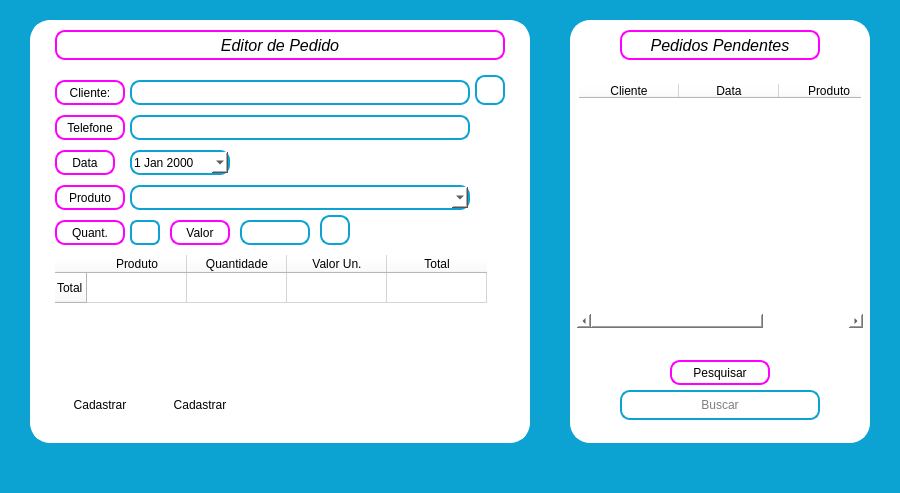
Old version of the form Views/pedidos.ui in the repository joaovilker/PDV.
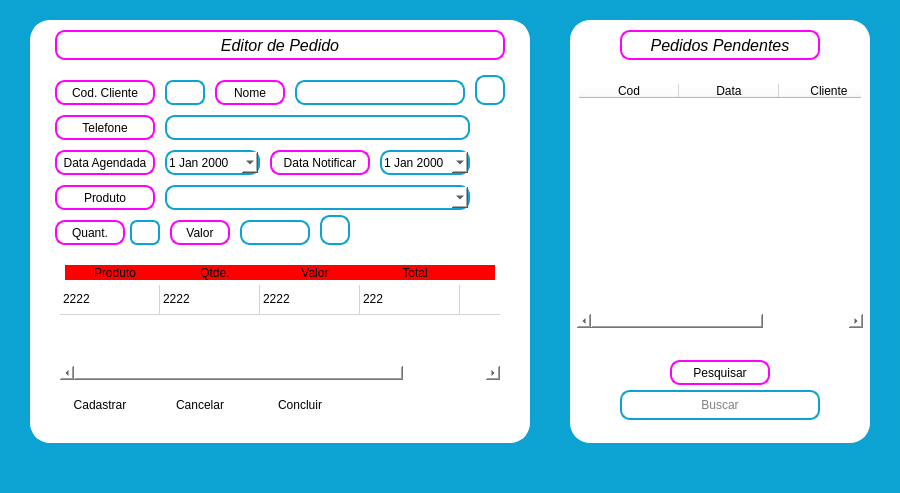
New version of the form. Icons and pictures are not drawn.

Commit message: Secao Pedidos

```diff
--- a/Views/pedidos.ui
+++ b/Views/pedidos.ui
@@ -104,7 +104,7 @@
       <rect>
        <x>25</x>
        <y>60</y>
-       <width>70</width>
+       <width>100</width>
        <height>25</height>
       </rect>
      </property>
@@ -121,7 +121,7 @@
 color: #000</string>
      </property>
      <property name="text">
-      <string>Cliente:</string>
+      <string>Cod. Cliente</string>
      </property>
      <property name="alignment">
       <set>Qt::AlignCenter</set>
@@ -130,9 +130,9 @@
     <widget class="QLineEdit" name="tx_pedido_cliente">
      <property name="geometry">
       <rect>
-       <x>100</x>
+       <x>135</x>
        <y>60</y>
-       <width>340</width>
+       <width>40</width>
        <height>25</height>
       </rect>
      </property>
@@ -144,10 +144,13 @@
      <property name="styleSheet">
       <string notr="true">color: #FFF;
 border: 2px solid #0CA3D2;
-border-radius:10px;
+border-radius:8px;
 background: #FFF;
 color: #000</string>
      </property>
+     <property name="readOnly">
+      <bool>true</bool>
+     </property>
     </widget>
     <widget class="QPushButton" name="bt_pedido_localizar_cliente">
      <property name="geometry">
@@ -180,7 +183,7 @@
       <rect>
        <x>25</x>
        <y>95</y>
-       <width>70</width>
+       <width>100</width>
        <height>25</height>
       </rect>
      </property>
@@ -206,9 +209,9 @@
     <widget class="QLineEdit" name="tx_pedido_telefone">
      <property name="geometry">
       <rect>
-       <x>100</x>
+       <x>135</x>
        <y>95</y>
-       <width>340</width>
+       <width>305</width>
        <height>25</height>
       </rect>
      </property>
@@ -230,7 +233,7 @@
       <rect>
        <x>25</x>
        <y>165</y>
-       <width>70</width>
+       <width>100</width>
        <height>25</height>
       </rect>
      </property>
@@ -282,9 +285,9 @@
     <widget class="QComboBox" name="tx_pedido_produto">
      <property name="geometry">
       <rect>
-       <x>100</x>
+       <x>135</x>
        <y>165</y>
-       <width>340</width>
+       <width>305</width>
        <height>25</height>
       </rect>
      </property>
@@ -356,7 +359,7 @@
       <rect>
        <x>25</x>
        <y>130</y>
-       <width>60</width>
+       <width>100</width>
        <height>25</height>
       </rect>
      </property>
@@ -373,7 +376,7 @@
 color: #000</string>
      </property>
      <property name="text">
-      <string>Data</string>
+      <string>Data Agendada</string>
      </property>
      <property name="alignment">
       <set>Qt::AlignCenter</set>
@@ -382,9 +385,9 @@
     <widget class="QDateEdit" name="dateEdit">
      <property name="geometry">
       <rect>
-       <x>100</x>
+       <x>135</x>
        <y>130</y>
-       <width>100</width>
+       <width>95</width>
        <height>25</height>
       </rect>
      </property>
@@ -464,7 +467,12 @@
       </rect>
      </property>
      <property name="styleSheet">
-      <string notr="true">background: #FFF; border: none; border-radius: 0</string>
+      <string notr="true">::section {border-radius: 0; background: red; border: none; color: #000; height: 25px}
+QTableWidget::item:hover{
+background: #000; border: none; border-radius: 0}</string>
+     </property>
+     <property name="editTriggers">
+      <set>QAbstractItemView::NoEditTriggers</set>
      </property>
      <property name="selectionMode">
       <enum>QAbstractItemView::NoSelection</enum>
@@ -479,11 +487,11 @@
       <enum>Qt::SolidLine</enum>
      </property>
      <attribute name="verticalHeaderVisible">
-      <bool>true</bool>
+      <bool>false</bool>
      </attribute>
      <row>
       <property name="text">
-       <string>Total</string>
+       <string>New Row</string>
       </property>
      </row>
      <column>
@@ -493,12 +501,12 @@
      </column>
      <column>
       <property name="text">
-       <string>Quantidade</string>
+       <string>Qtde.</string>
       </property>
      </column>
      <column>
       <property name="text">
-       <string>Valor Un.</string>
+       <string>Valor</string>
       </property>
      </column>
      <column>
@@ -506,6 +514,31 @@
        <string>Total</string>
       </property>
      </column>
+     <column>
+      <property name="text">
+       <string/>
+      </property>
+     </column>
+     <item row="0" column="0">
+      <property name="text">
+       <string>2222</string>
+      </property>
+     </item>
+     <item row="0" column="1">
+      <property name="text">
+       <string>2222</string>
+      </property>
+     </item>
+     <item row="0" column="2">
+      <property name="text">
+       <string>2222</string>
+      </property>
+     </item>
+     <item row="0" column="3">
+      <property name="text">
+       <string>222</string>
+      </property>
+     </item>
     </widget>
     <widget class="QPushButton" name="bt_cadastrar_pedido">
      <property name="geometry">
@@ -540,7 +573,131 @@
       </font>
      </property>
      <property name="text">
-      <string>Cadastrar</string>
+      <string>Cancelar</string>
+     </property>
+    </widget>
+    <widget class="QLabel" name="lb_produto_quantidade_4">
+     <property name="geometry">
+      <rect>
+       <x>240</x>
+       <y>130</y>
+       <width>100</width>
+       <height>25</height>
+      </rect>
+     </property>
+     <property name="font">
+      <font>
+       <family>Arial</family>
+      </font>
+     </property>
+     <property name="styleSheet">
+      <string notr="true">color: #FFF;
+border: 2px solid #ff00ff;
+border-radius:10px;
+background: #FFF;
+color: #000</string>
+     </property>
+     <property name="text">
+      <string>Data Notificar</string>
+     </property>
+     <property name="alignment">
+      <set>Qt::AlignCenter</set>
+     </property>
+    </widget>
+    <widget class="QDateEdit" name="tx_data_notificacao">
+     <property name="geometry">
+      <rect>
+       <x>350</x>
+       <y>130</y>
+       <width>90</width>
+       <height>25</height>
+      </rect>
+     </property>
+     <property name="font">
+      <font>
+       <family>Segoe UI</family>
+      </font>
+     </property>
+     <property name="styleSheet">
+      <string notr="true">color: #FFF;
+border: 2px solid #0CA3D2;
+border-radius:10px;
+background: #FFF;
+color: #000</string>
+     </property>
+     <property name="calendarPopup">
+      <bool>true</bool>
+     </property>
+    </widget>
+    <widget class="QPushButton" name="bt_concluir_pedido">
+     <property name="geometry">
+      <rect>
+       <x>225</x>
+       <y>370</y>
+       <width>90</width>
+       <height>30</height>
+      </rect>
+     </property>
+     <property name="font">
+      <font>
+       <family>Segoe UI</family>
+      </font>
+     </property>
+     <property name="text">
+      <string>Concluir</string>
+     </property>
+    </widget>
+    <widget class="QLabel" name="lb_cliente_pedido_2">
+     <property name="geometry">
+      <rect>
+       <x>185</x>
+       <y>60</y>
+       <width>70</width>
+       <height>25</height>
+      </rect>
+     </property>
+     <property name="font">
+      <font>
+       <family>Arial</family>
+      </font>
+     </property>
+     <property name="styleSheet">
+      <string notr="true">color: #FFF;
+border: 2px solid #ff00ff;
+border-radius:10px;
+background: #FFF;
+color: #000</string>
+     </property>
+     <property name="text">
+      <string>Nome</string>
+     </property>
+     <property name="alignment">
+      <set>Qt::AlignCenter</set>
+     </property>
+    </widget>
+    <widget class="QLineEdit" name="tx_pedido_nome_cliente">
+     <property name="geometry">
+      <rect>
+       <x>265</x>
+       <y>60</y>
+       <width>170</width>
+       <height>25</height>
+      </rect>
+     </property>
+     <property name="font">
+      <font>
+       <family>Segoe UI</family>
+      </font>
+     </property>
+     <property name="styleSheet">
+      <string notr="true">color: #FFF;
+border: 2px solid #0CA3D2;
+border-radius:10px;
+background: #FFF;
+color: #000</string>
+     </property>
+     <property name="readOnly">
+      <bool>true</bool>
      </property>
     </widget>
    </widget>
@@ -606,9 +763,15 @@
        <height>250</height>
       </rect>
      </property>
+     <property name="editTriggers">
+      <set>QAbstractItemView::NoEditTriggers</set>
+     </property>
+     <attribute name="verticalHeaderVisible">
+      <bool>false</bool>
+     </attribute>
      <column>
       <property name="text">
-       <string>Cliente</string>
+       <string>Cod</string>
       </property>
      </column>
      <column>
@@ -618,7 +781,7 @@
      </column>
      <column>
       <property name="text">
-       <string>Produto</string>
+       <string>Cliente</string>
       </property>
      </column>
     </widget>
```
Left out of the diff: 4 changed lines with no effect on the pictures. The commit also changes 2 other files.
